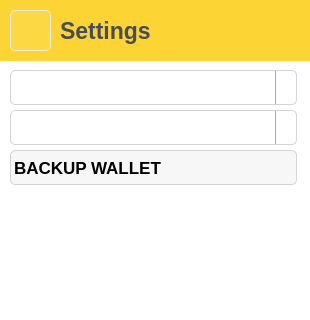
LYRA-Block-Lattice/LyraWalletManager, file page/more/subpage/settings/pagesettings.ui: the form before one commit; both pictures show x 0 to 310 and y 0 to 320 of the 310 by 532 pixel window.
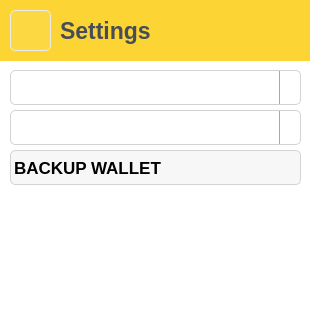
The form after the commit. Icons and pictures are not drawn.

The edit to the form file:
```diff
--- a/page/more/subpage/settings/pagesettings.ui
+++ b/page/more/subpage/settings/pagesettings.ui
@@ -116,7 +116,7 @@
     <rect>
      <x>10</x>
      <y>150</y>
-     <width>287</width>
+     <width>291</width>
      <height>35</height>
     </rect>
    </property>
@@ -175,13 +175,13 @@
     <rect>
      <x>10</x>
      <y>110</y>
-     <width>287</width>
+     <width>291</width>
      <height>35</height>
     </rect>
    </property>
    <property name="minimumSize">
     <size>
-     <width>0</width>
+     <width>119</width>
      <height>0</height>
     </size>
    </property>
@@ -267,13 +267,13 @@
     <rect>
      <x>10</x>
      <y>70</y>
-     <width>287</width>
+     <width>291</width>
      <height>35</height>
     </rect>
    </property>
    <property name="minimumSize">
     <size>
-     <width>0</width>
+     <width>119</width>
      <height>0</height>
     </size>
    </property>
```
